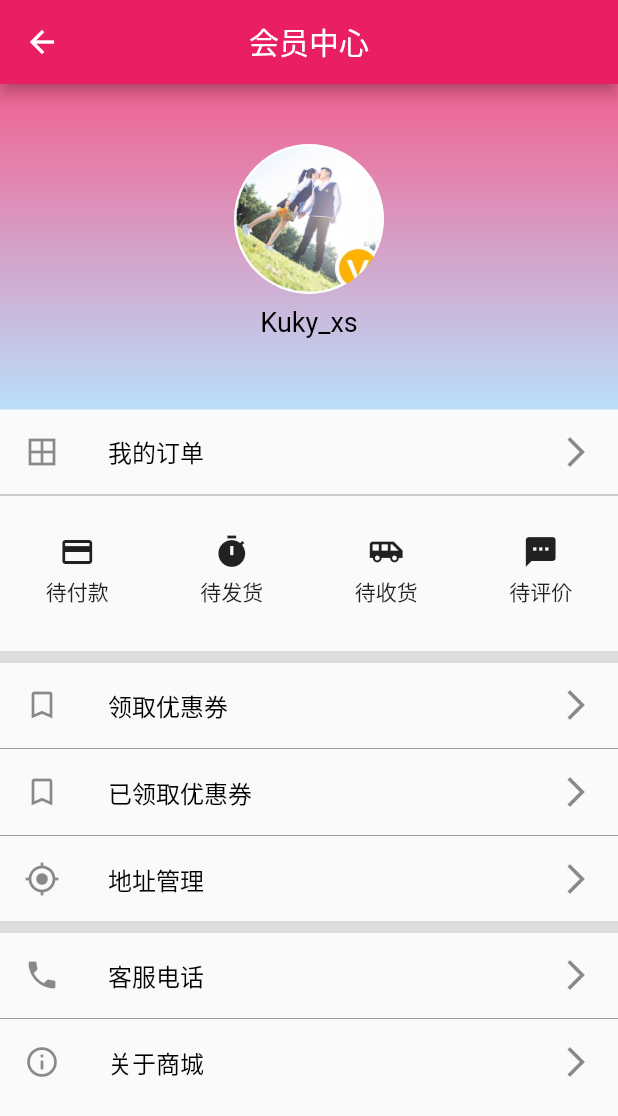
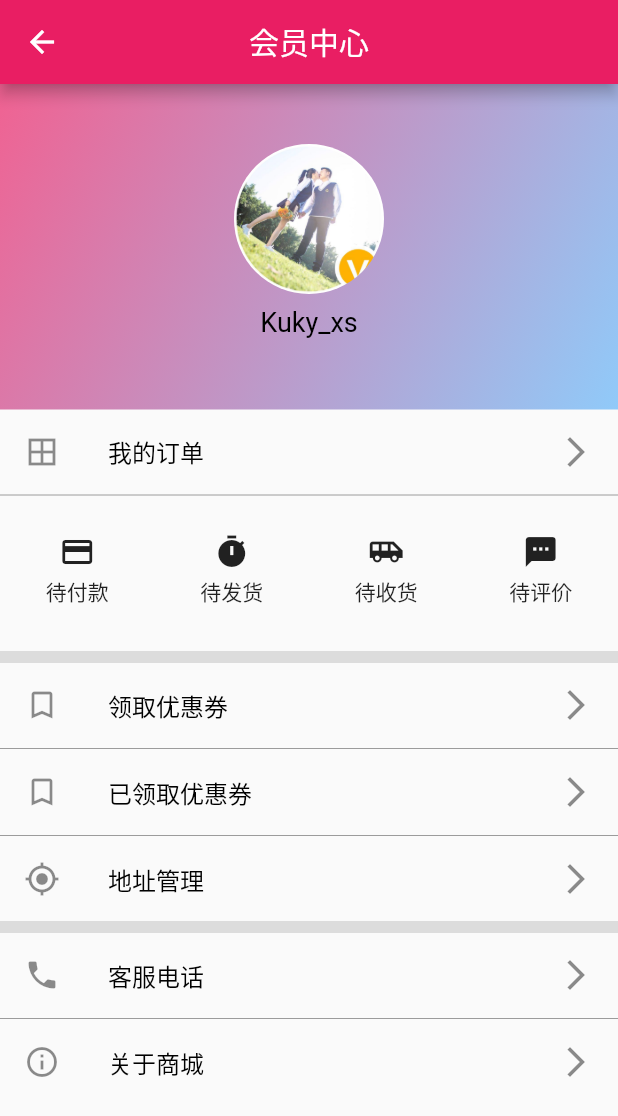
Before and after one commit to kukyxs/flutter_shop, a Flutter app: the MemPage screen opened directly, on a phone screen of 412 x 824 dp. Shown: the top 1116 px of the screen. Run offline on Flutter 3.47's test engine with Material 2 defaults, Android fonts, the phone set to English and light mode, and no system bars; our stand-ins replace dio, fluro, flutter_easyrefresh, flutter_html, flutter_screenutil, flutter_swiper and 2 more; missing offline and left inert: provide; accounts and stored records are empty.

```diff
--- a/lib/configs/service_url.dart
+++ b/lib/configs/service_url.dart
@@ -1,5 +1,6 @@
 //const serviceUrl = 'http://test.baixingliangfan.cn/baixing';
 const serviceUrl = 'http://v.jspang.com:8088/baixing/';
+
 const servicePath = {
   'homePageContent': '$serviceUrl/wxmini/homePageContent', // 商店首页
   'homePageHotPart': '$serviceUrl/wxmini/homePageBelowConten', // 火爆专区
--- a/lib/entities/goods_detail_entity.dart
+++ b/lib/entities/goods_detail_entity.dart
@@ -45,6 +45,7 @@ class GoodsDetailInfo {
 class AdvertesPictureBean {
   // ignore: non_constant_identifier_names
   String PICTURE_ADDRESS;
+
   // ignore: non_constant_identifier_names
   String TO_PLACE;
 
@@ -115,6 +116,7 @@ class GoodInfoBean {
 class GoodCommentsListBean {
   String comments;
   String userName;
+
   // ignore: non_constant_identifier_names
   int SCORE;
   int discussTime;
--- a/lib/pages/details_page.dart
+++ b/lib/pages/details_page.dart
@@ -4,14 +4,13 @@ import 'dart:ui';
 import 'package:flutter/cupertino.dart';
 import 'package:flutter/material.dart';
 import 'package:flutter_html/flutter_html.dart';
+import 'package:flutter_shop/entities/goods_detail_entity.dart';
 import 'package:flutter_shop/provides/cart_count_provide.dart';
 import 'package:flutter_shop/provides/cart_provide.dart';
 import 'package:flutter_shop/provides/goods_detail_provide.dart';
 import 'package:flutter_shop/provides/page_provide.dart';
+import 'package:flutter_shop/service/service_method.dart';
 import 'package:provide/provide.dart';
-
-import '../entities/goods_detail_entity.dart';
-import '../service/service_method.dart';
 
 class DetailsPage extends StatelessWidget {
   final String goodsId;
--- a/lib/pages/homepage/banner_diy.dart
+++ b/lib/pages/homepage/banner_diy.dart
@@ -1,5 +1,4 @@
 import 'package:flutter/material.dart';
-import 'package:flutter_screenutil/flutter_screenutil.dart';
 import 'package:flutter_shop/configs/application.dart';
 import 'package:flutter_shop/entities/home_page_entity.dart';
 import 'package:flutter_shop/router/routers.dart';
--- a/lib/pages/homepage/floor_part.dart
+++ b/lib/pages/homepage/floor_part.dart
@@ -1,5 +1,4 @@
 import 'package:flutter/material.dart';
-import 'package:flutter_screenutil/flutter_screenutil.dart';
 import 'package:flutter_shop/configs/application.dart';
 import 'package:flutter_shop/entities/home_page_entity.dart';
 import 'package:flutter_shop/router/routers.dart';
@@ -22,7 +21,7 @@ class FloorContent extends StatelessWidget {
 
   Widget _goodsImg(Floor floorItem, context) {
     return InkWell(
-        child: Image.network(floorItem.image, width: ScreenUtil().setWidth(375)),
+        child: Image.network(floorItem.image, width: MediaQuery.of(context).size.width / 2),
         onTap: () => Application.router.navigateTo(context, Routers.generateDetailsRouterPath(floorItem.goodsId)));
   }
 
--- a/lib/pages/mempage/mem_header.dart
+++ b/lib/pages/mempage/mem_header.dart
@@ -7,7 +7,7 @@ class MemHeader extends StatelessWidget {
       alignment: Alignment.center,
       padding: const EdgeInsets.symmetric(vertical: 40.0),
       decoration: BoxDecoration(
-        gradient: LinearGradient(colors: [Colors.pink[300], Colors.blue[100]], begin: Alignment.topCenter, end: Alignment.bottomCenter),
+        gradient: LinearGradient(colors: [Colors.pink[300], Colors.blue[200]], begin: Alignment.topLeft, end: Alignment.bottomRight),
       ),
       child: Column(
         children: <Widget>[
--- a/lib/provides/goods_detail_provide.dart
+++ b/lib/provides/goods_detail_provide.dart
@@ -1,6 +1,5 @@
 import 'package:flutter/material.dart';
-
-import '../entities/goods_detail_entity.dart';
+import 'package:flutter_shop/entities/goods_detail_entity.dart';
 
 class GoodsDetailProvide with ChangeNotifier {
   GoodsDetailEntity _detail; // 商品详情
--- a/lib/provides/mall_goods_provide.dart
+++ b/lib/provides/mall_goods_provide.dart
@@ -1,6 +1,5 @@
 import 'package:flutter/material.dart';
-
-import '../entities/category_goods_entity.dart';
+import 'package:flutter_shop/entities/category_goods_entity.dart';
 
 /// 分类页面商品列表加载
 class MallGoodsProvide with ChangeNotifier {
--- a/lib/provides/sub_category_provide.dart
+++ b/lib/provides/sub_category_provide.dart
@@ -1,6 +1,5 @@
 import 'package:flutter/material.dart';
-
-import '../entities/category_entity.dart';
+import 'package:flutter_shop/entities/category_entity.dart';
 
 class SubCategoryProvide with ChangeNotifier {
   // 商品列表
--- a/lib/router/handler.dart
+++ b/lib/router/handler.dart
@@ -1,7 +1,6 @@
 import 'package:fluro/fluro.dart';
-
-import '../pages/details_page.dart';
-import '../pages/index_page.dart';
+import 'package:flutter_shop/pages/details_page.dart';
+import 'package:flutter_shop/pages/index_page.dart';
 
 Handler rootHandler = new Handler(handlerFunc: (_, params) => IndexPage());
 
--- a/lib/service/service_method.dart
+++ b/lib/service/service_method.dart
@@ -2,8 +2,7 @@ import 'dart:async';
 import 'dart:io';
 
 import 'package:dio/dio.dart';
-
-import '../configs/service_url.dart';
+import 'package:flutter_shop/configs/service_url.dart';
 
 Future<Response> getCategories() => request(servicePath['getCategory']);
 
```
Also changed, not shown: lib/pages/category_page.dart (+7 -8 lines), lib/provides/cart_provide.dart (+3 -4 lines).
